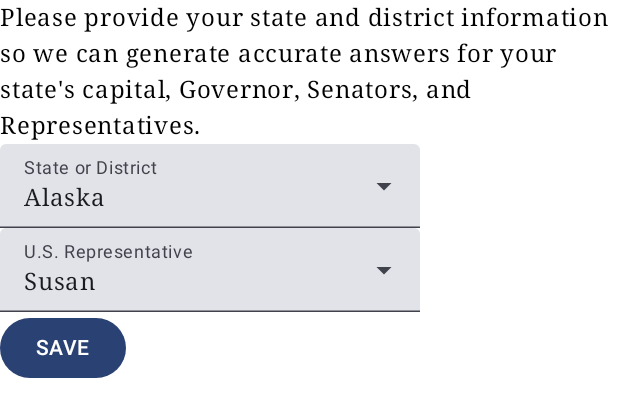
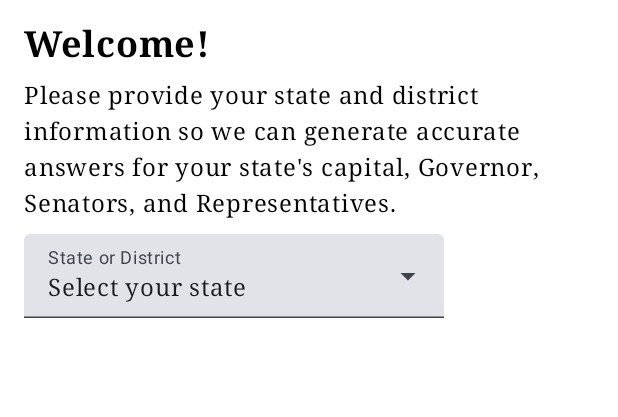
Before and after one commit to DP-App-Developers/US-Citizenship, an Android app built with Jetpack Compose: the @Preview function SettingsPreview, on a phone screen of 412 x 824 dp. Shown: the top 417 px of the screen. Run offline under Robolectric (Android 15) with nearby library versions, the phone set to English and light mode, and no system bars.

Commit message:
paddings

```diff
--- a/app/src/main/java/com/example/uscitizenship/MainScreen.kt
+++ b/app/src/main/java/com/example/uscitizenship/MainScreen.kt
@@ -77,7 +77,7 @@ fun USCitizenApp(
 
         val initialScreen = if (usRepresentative == loadingInitial) {
             MainScreen.Loading.name
-        } else if (userStateOrDistrict.isEmpty()) {
+        } else if (userStateOrDistrict.isEmpty() || usRepresentative.isEmpty()) {
             MainScreen.Settings.name
         } else {
             MainScreen.Home.name
--- a/app/src/main/java/com/example/uscitizenship/ui/SettingsScreen.kt
+++ b/app/src/main/java/com/example/uscitizenship/ui/SettingsScreen.kt
@@ -4,6 +4,9 @@ package com.example.uscitizenship.ui
 
 import androidx.compose.foundation.layout.Column
 import androidx.compose.foundation.layout.fillMaxSize
+import androidx.compose.foundation.layout.padding
+import androidx.compose.foundation.rememberScrollState
+import androidx.compose.foundation.verticalScroll
 import androidx.compose.material3.Button
 import androidx.compose.material3.DropdownMenuItem
 import androidx.compose.material3.ExperimentalMaterial3Api
@@ -18,7 +21,9 @@ import androidx.compose.runtime.saveable.rememberSaveable
 import androidx.compose.runtime.setValue
 import androidx.compose.ui.Modifier
 import androidx.compose.ui.platform.LocalContext
+import androidx.compose.ui.text.font.FontWeight
 import androidx.compose.ui.tooling.preview.Preview
+import androidx.compose.ui.unit.dp
 import androidx.compose.ui.unit.sp
 import androidx.navigation.NavController
 import androidx.navigation.compose.rememberNavController
@@ -40,7 +45,12 @@ fun SettingsScreen(
     currentUsRepresentative: String,
     navController: NavController,
 ) {
-    Column(modifier = Modifier.fillMaxSize()) {
+    Column(modifier = Modifier
+        .fillMaxSize()
+        .verticalScroll(rememberScrollState())
+        .padding(horizontal = 16.dp)
+        .padding(top = 16.dp)
+    ) {
         val defaultStateText = currentUserStateOrDistrict.ifEmpty {
             "Select your state"
         }
@@ -59,16 +69,27 @@ fun SettingsScreen(
         var representatives by rememberSaveable { mutableStateOf(defaultReps) }
         var selectedRep by rememberSaveable { mutableStateOf(defaultRepresentativeText) }
 
+        if (currentUserStateOrDistrict.isEmpty() || currentUsRepresentative.isEmpty()) {
+            Text(
+                text = "Welcome!",
+                fontSize = 24.sp,
+                fontWeight = FontWeight.Bold,
+                modifier = Modifier.padding(bottom = 8.dp),
+            )
+        }
+
         Text(
             // FIXME: change wording
             text = "Please provide your state and district information so we can generate accurate answers for your state's capital, Governor, Senators, and Representatives.",
             fontSize = 16.sp,
+            modifier = Modifier.padding(bottom = 8.dp),
         )
 
         // We want to react on tap/press on TextField to show menu
         ExposedDropdownMenuBox(
             expanded = expandedForStates,
             onExpandedChange = { expandedForStates = it },
+            modifier = Modifier.padding(bottom = 8.dp),
         ) {
             TextField(
                 // The `menuAnchor` modifier must be passed to the text field for correctness.
@@ -107,6 +128,7 @@ fun SettingsScreen(
             ExposedDropdownMenuBox(
                 expanded = expandedForRep,
                 onExpandedChange = { expandedForRep = it },
+                modifier = Modifier.padding(bottom = 8.dp),
             ) {
                 TextField(
                     // The `menuAnchor` modifier must be passed to the text field for correctness.
@@ -136,7 +158,9 @@ fun SettingsScreen(
             }
 
             if (selectedRep != selectRepText) {
-                Button(onClick = {
+                Button(
+                    modifier = Modifier.padding(bottom = 8.dp),
+                    onClick = {
                         CoroutineScope(Dispatchers.IO).launch {
                             userStateDataStore.saveUserState(selectedState)
                             usRepresentativeDataStore.saveUsRepresentative(selectedRep)
@@ -146,7 +170,8 @@ fun SettingsScreen(
                                 inclusive = true
                             }
                         }
-                }) {
+                    }
+                ) {
                     Text("SAVE")
                 }
             }
@@ -161,8 +186,8 @@ fun SettingsPreview() {
         SettingsScreen(
             userStateDataStore = UserStateDataStore(LocalContext.current),
             usRepresentativeDataStore = UsRepresentativeDataStore(LocalContext.current),
-            currentUserStateOrDistrict = "Alaska",
-            currentUsRepresentative = "Susan",
+            currentUserStateOrDistrict = "",
+            currentUsRepresentative = "",
             rememberNavController(),
         )
     }
```
Lines whose indentation alone changed are shown as unchanged.
